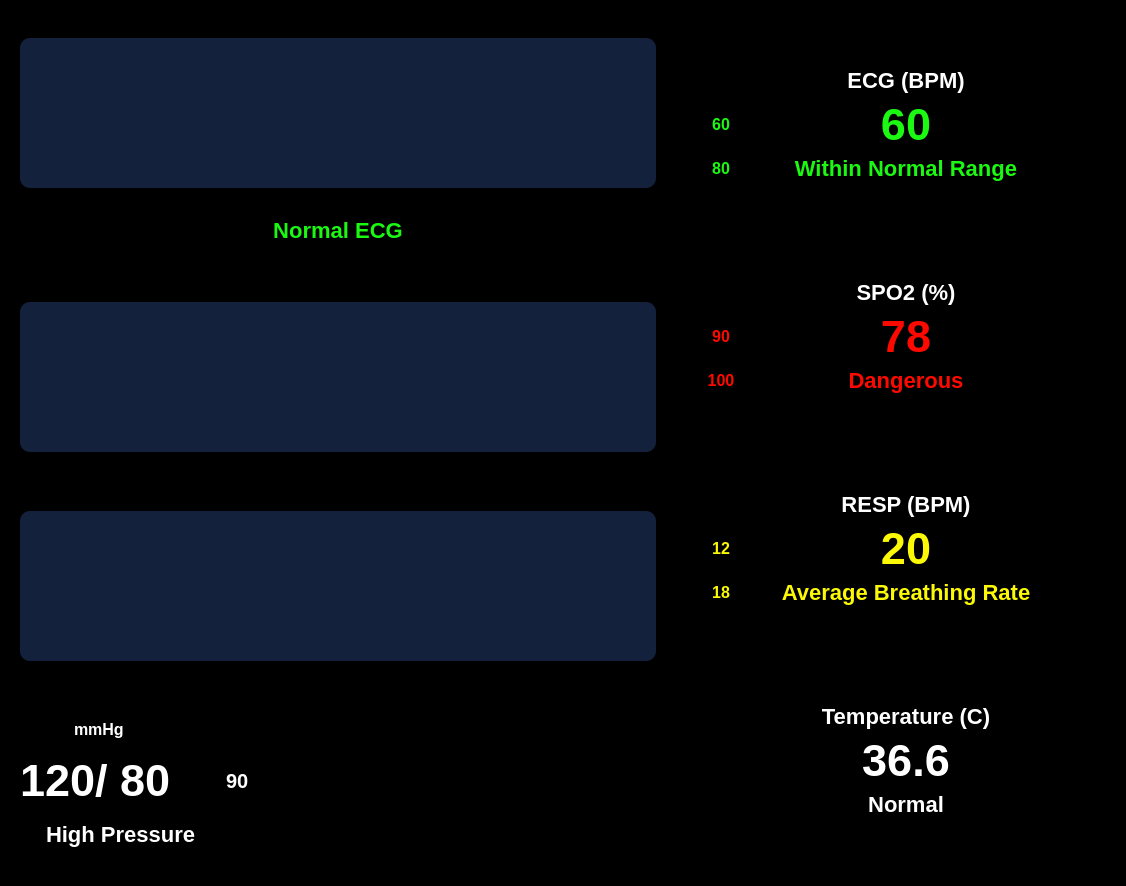
This is main.ui in karreemm/Digital-Patient-Moitor as Qt 5 draws it before an edit. The edited form follows.
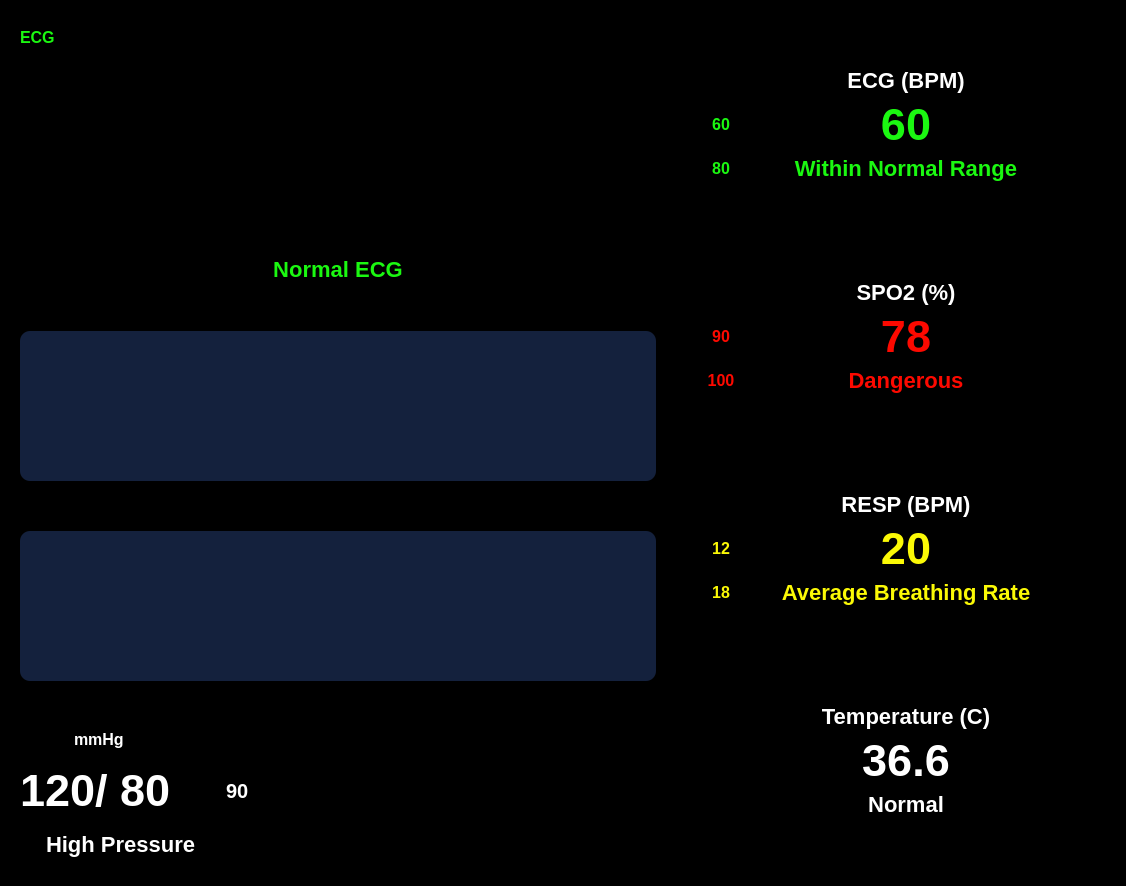
This is the edited form.

```diff
--- a/main.ui
+++ b/main.ui
@@ -51,6 +51,24 @@
       </item>
       <item>
        <layout class="QVBoxLayout" name="verticalLayout_7">
+        <item>
+         <widget class="QLabel" name="label_2">
+          <property name="maximumSize">
+           <size>
+            <width>35</width>
+            <height>16777215</height>
+           </size>
+          </property>
+          <property name="styleSheet">
+           <string notr="true">font-weight:bold;
+font-size: 16px;
+color: #1bf811</string>
+          </property>
+          <property name="text">
+           <string>ECG</string>
+          </property>
+         </widget>
+        </item>
         <item>
          <widget class="QFrame" name="ecgFrame">
           <property name="minimumSize">
@@ -60,8 +78,7 @@
            </size>
           </property>
           <property name="styleSheet">
-           <string notr="true">background-color: #14213d;
-border-radius: 10px;</string>
+           <string notr="true"/>
           </property>
           <property name="frameShape">
            <enum>QFrame::StyledPanel</enum>
```
Left out of the diff: 6 changed lines with no effect on the pictures.
